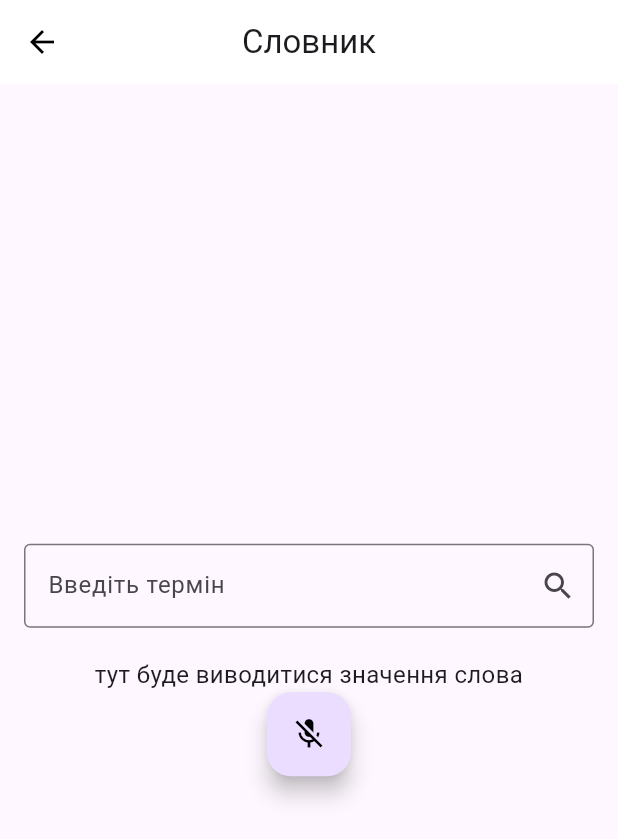
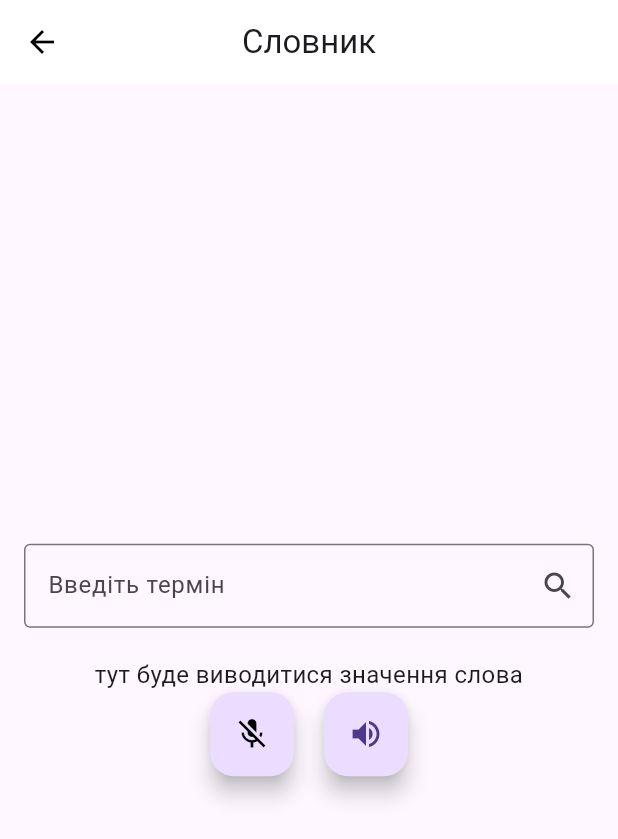
Before and after one commit to prankroker/flutter_diploma, a Flutter app: the searchWord screen opened directly, after a tap on the "mic off" icon, on a phone screen of 412 x 824 dp. Shown: the top 839 px of the screen. Run offline on Flutter 3.47's test engine with Material 3 defaults, Android fonts, the phone set to English and light mode, and no system bars; our stand-ins replace animated_splash_screen, cloud_firestore, firebase_auth, firebase_core, flutter_dotenv, flutter_tts and 5 more; missing offline and left inert: firebase_ui_oauth_google; accounts and stored records are empty.

Commit message:
text to speech functionality added

```diff
--- a/lib/searchWord.dart
+++ b/lib/searchWord.dart
@@ -1,5 +1,6 @@
 import 'package:flutter/material.dart';
 import 'package:flutter_diploma/themes/theme.dart';
+import 'package:flutter_tts/flutter_tts.dart';
 import 'dart:convert';
 import 'package:http/http.dart' as http;
 import 'package:speech_to_text/speech_to_text.dart';
@@ -13,6 +14,8 @@ class searchWord extends StatefulWidget {
 
 class _SearchWordState extends State<searchWord> {
   final SpeechToText _speechToText = SpeechToText();
+  final FlutterTts _flutterTts = FlutterTts();
+  Map? _currentVoice;//it is optional
   final TextEditingController _controller = TextEditingController();
   String _wordMeaning = "тут буде виводитися значення слова";
   bool _isLoading = false;
@@ -22,8 +25,9 @@ class _SearchWordState extends State<searchWord> {
   void initState(){
     super.initState();
     initSpeech();
+    initTTS();
   }
-
+  //speech to text part
   void initSpeech() async{
     speechEnabled = await _speechToText.initialize();
 
@@ -31,16 +35,39 @@ class _SearchWordState extends State<searchWord> {
 
   void _startListening() async{
     await _speechToText.listen(onResult: _onSpeechResult);
+    setState(() {
+
+    });
   }
 
   void _stopListening() async {
     await _speechToText.stop();
+    setState(() {
+
+    });
   }
 
   void _onSpeechResult(result){
     setState(() {
       _controller.text = result.recognizedWords;
     });
+  }
+  //text to speech part
+  void initTTS(){
+    _flutterTts.getVoices.then((data) {
+      try{
+        List<Map> _voices = List<Map>.from(data);
+        _voices = _voices.where((_voice) => _voice["name"].contains("en")).toList();
+        _currentVoice = _voices.first;
+        setVoice(_currentVoice!);
+      }catch(e){
+        print(e);
+      }
+    });
+  }
+
+  void setVoice(Map voice){
+    _flutterTts.setVoice({"name": voice["name"], "locale": voice["locale"]});
   }
 
   Future<void> query(String prompt) async{
@@ -50,7 +77,7 @@ class _SearchWordState extends State<searchWord> {
     });
 
     final List<Map<String, String>> messages = [
-      {"role": "system", "content": "Explain the meaning of entered word. If user enters word wrong, clarify it. Don't ask questions from user"},
+      {"role": "system", "content": "Explain the meaning of entered word. If user enters word wrong, clarify it. Words may be in English or German. DO NOT ASK QUESTIONS, please"},
       {"role": "user", "content": prompt}
     ];
 
@@ -135,10 +162,17 @@ class _SearchWordState extends State<searchWord> {
                 textAlign: TextAlign.center,
               ),
             ),
-            FloatingActionButton(onPressed: _speechToText.isListening? _stopListening : _startListening, tooltip: "Listen", child: Icon(
+            Row(
+              mainAxisAlignment: MainAxisAlignment.center,
+              children: [
+            FloatingActionButton(heroTag: "Mic" ,onPressed: _speechToText.isListening? _stopListening : _startListening, tooltip: "Listen", child: Icon(
               _speechToText.isNotListening? Icons.mic_off : Icons.mic,
               color:Colors.black
-            ),)
+            ),),
+            const SizedBox(width: 20),
+            FloatingActionButton(heroTag: "Speak" ,onPressed: () {
+              _flutterTts.speak(_wordMeaning);
+            }, child: const Icon(Icons.volume_up),)]),
           ],
         ),
       ),
--- a/pubspec.yaml
+++ b/pubspec.yaml
@@ -42,6 +42,7 @@ dependencies:
   flutter_dotenv:
   animated_splash_screen:
   speech_to_text: ^6.0.0
+  flutter_tts: ^3.8.3
   flutter:
     sdk: flutter
 
```
Also changed, not shown: pubspec.lock, 3 other files.
